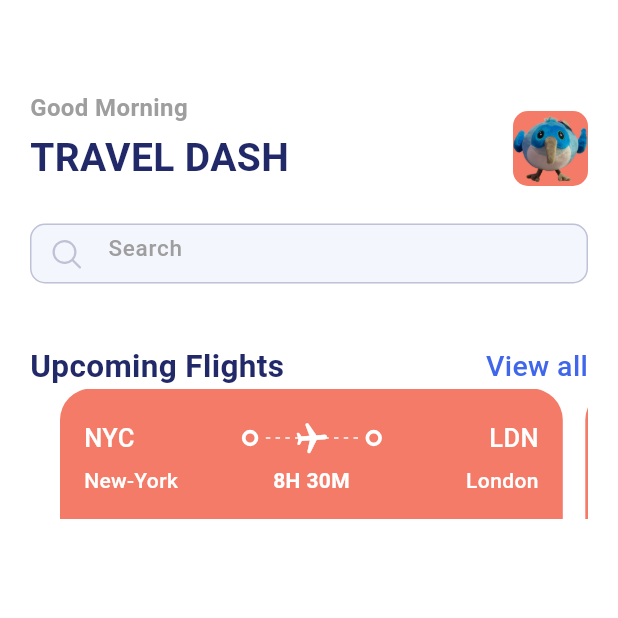
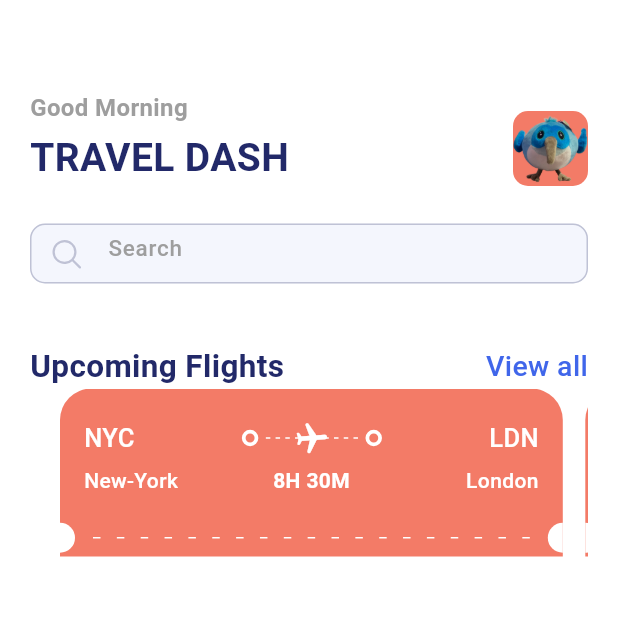
Before and after one commit to Wamitinewton/airline_ui, a Flutter app: the screen it shows after launch, on a phone screen of 412 x 824 dp, the top half of it. Run offline on Flutter 3.47's test engine with Material 3 defaults, Android fonts, the phone set to English and light mode, and no system bars; our stand-ins replace fluentui_icons, gap.

Commit message:
some changes

```diff
--- a/lib/widgets/ticket_view.dart
+++ b/lib/widgets/ticket_view.dart
@@ -162,6 +162,63 @@ class TicketView extends StatelessWidget {
                   )
                 ],
               ),
+            ),
+            Container(
+              color: isOrange == false ? Colors.white : const Color(0xFFF37B67),
+              child: Row(
+                children: <Widget>[
+                  SizedBox(
+                    height: 20,
+                    width: 10,
+                    child: DecoratedBox(
+                        decoration: BoxDecoration(
+                            borderRadius: const BorderRadius.only(
+                                topRight: Radius.circular(10),
+                                bottomRight: Radius.circular(10)),
+                            color: isOrange == true
+                                ? Colors.white
+                                : Colors.grey.shade200)),
+                  ),
+                  Expanded(
+                    child: Padding(
+                      padding: const EdgeInsets.all(12),
+                      child: LayoutBuilder(
+                        builder: (context, constraints) {
+                          return Flex(
+                            direction: Axis.horizontal,
+                            mainAxisAlignment: MainAxisAlignment.spaceBetween,
+                            mainAxisSize: MainAxisSize.max,
+                            children: List.generate(
+                                (constraints.constrainWidth() / 15).floor(),
+                                (index) => SizedBox(
+                                      height: 1,
+                                      width: 5,
+                                      child: DecoratedBox(
+                                        decoration: BoxDecoration(
+                                            color: isOrange == true
+                                                ? Colors.white
+                                                : Colors.grey.shade300),
+                                      ),
+                                    )),
+                          );
+                        },
+                      ),
+                    ),
+                  ),
+                  SizedBox(
+                    height: 20,
+                    width: 10,
+                    child: DecoratedBox(
+                        decoration: BoxDecoration(
+                            borderRadius: const BorderRadius.only(
+                                topLeft: Radius.circular(10),
+                                bottomLeft: Radius.circular(10)),
+                            color: isOrange == true
+                                ? Colors.white
+                                : Colors.grey.shade200)),
+                  ),
+                ],
+              ),
             )
           ],
         ),
```
